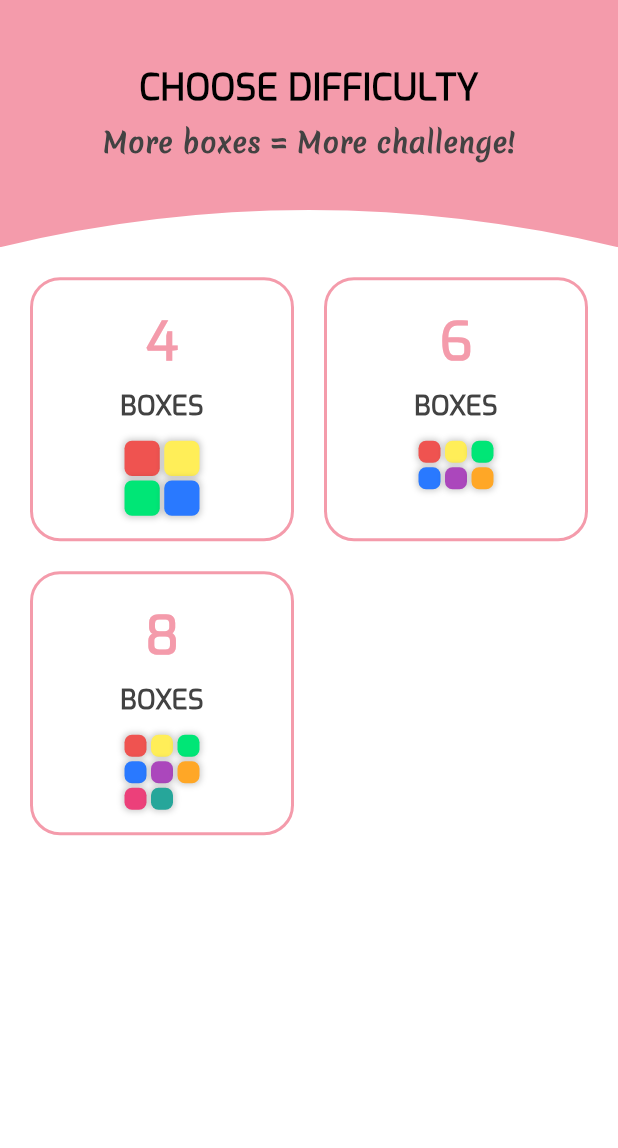
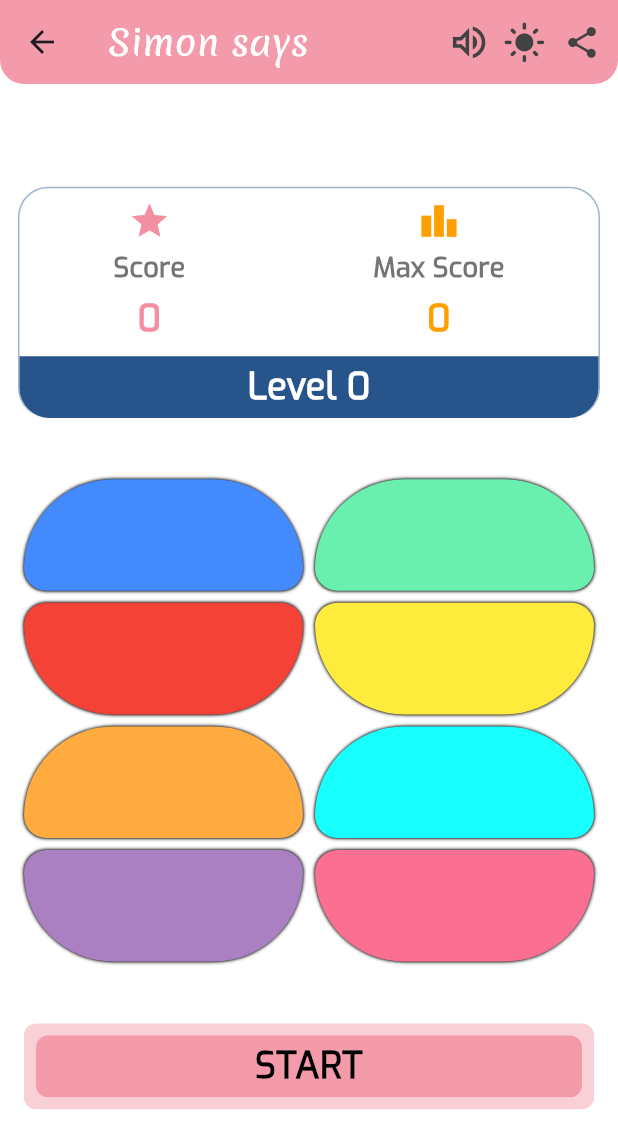
Before and after one commit to rahulkumardev24/simon-says-game-with-flutter, a Flutter app: the screen it shows after launch, after a tap on an icon or button, on a phone screen of 412 x 824 dp. Shown: the top 1148 px of the screen. Run offline on Flutter 3.47's test engine with Material 3 defaults, Android fonts, the phone set to English and light mode, and no system bars; drawn by our look-alikes of flutter_animate, velocity_x; our stand-ins replace audioplayers, lottie, share_plus, shared_preferences.

Commit message:
eight box screen create

```diff
--- /dev/null
+++ b/lib/screen/game_screen/eight_box_screen.dart
@@ -0,0 +1,514 @@
+import 'dart:async';
+import 'dart:math';
+import 'package:audioplayers/audioplayers.dart';
+import 'package:flutter/material.dart';
+import 'package:flutter_animate/flutter_animate.dart';
+import 'package:provider/provider.dart';
+import 'package:shared_preferences/shared_preferences.dart';
+import 'package:simon_say_game/helper/colors.dart';
+import 'package:simon_say_game/helper/my_dialogs.dart';
+import 'package:simon_say_game/utils/custom_text_style.dart';
+
+import '../../provider/them_provider.dart';
+import '../../widgets/score_board_card.dart';
+
+class EightBoxScreen extends StatefulWidget {
+  @override
+  _SimonSaysGameState createState() => _SimonSaysGameState();
+}
+
+class _SimonSaysGameState extends State<EightBoxScreen> {
+  final String playStoreLink =
+      "https://play.google.com/store/apps/details?id=com.appcreatorrahul.simonsay";
+  List<String> gameSeq = [];
+  List<String> userSeq = [];
+  List<String> colors = [
+    "blue",
+    "green",
+    "red",
+    "yellow",
+    "orange",
+    "cyan",
+    "color7",
+    "color8"
+  ];
+  bool started = false;
+  int level = 0;
+  bool userTurn = false;
+
+  bool gameOver = false;
+  int score = 0;
+  int maxScore = 0;
+
+  bool isMute = true;
+  bool isLight = true;
+
+  Map<String, bool> flashMap = {
+    "red": false,
+    "yellow": false,
+    "green": false,
+    "blue": false,
+    "orange": false,
+    "cyan": false,
+    "color7": false,
+    "color8": false
+  };
+
+  /// audio play
+  final AudioPlayer audioPlayer = AudioPlayer();
+
+  @override
+  void initState() {
+    super.initState();
+    loadMaxScore();
+    loadMute();
+  }
+
+  /// -----Game Start function-----------///
+  void startGame() {
+    setState(() {
+      started = true;
+      gameOver = false;
+      level = 0;
+      score = 0;
+      gameSeq.clear();
+      userSeq.clear();
+      userTurn = false;
+    });
+    levelUp();
+  }
+
+  ///-------Level up functions---------------///
+  void levelUp() {
+    setState(() {
+      userSeq.clear();
+      level++;
+      userTurn = false;
+    });
+
+    /// Increase score based on the level
+    if (level == 1) {
+      score += 0;
+    } else if (level <= 3) {
+      score += 2;
+    } else if (level <= 6) {
+      score += 5;
+    } else if (level <= 10) {
+      score += 10;
+    } else {
+      score += 20;
+    }
+
+    /// Check and update the maxScore if needed
+    if (score > maxScore) {
+      maxScore = score;
+    }
+
+    /// call the function to save the max score into shared preference
+    saveMaxScore();
+
+    /// random index generate
+    int randIdx = Random().nextInt(colors.length);
+    String randomColor = colors[randIdx];
+    gameSeq.add(randomColor);
+
+    /// call function flashSequence
+    flashSequence();
+  }
+
+  /// flashSequence function
+  Future<void> flashSequence() async {
+    for (String color in gameSeq) {
+      await Future.delayed(const Duration(milliseconds: 500));
+      setState(() {
+        flashMap[color] = true;
+      });
+      await Future.delayed(const Duration(milliseconds: 500));
+      setState(() {
+        flashMap[color] = false;
+      });
+    }
+    setState(() {
+      userTurn = true;
+    });
+  }
+
+  /// user press functions
+  void userPress(String color) {
+    if (!userTurn) return;
+
+    if (isMute) audioPlayer.play(AssetSource('audio/tap.mp3'));
+
+    setState(() {
+      userSeq.add(color);
+      flashMap[color] = true;
+    });
+
+    Future.delayed(const Duration(milliseconds: 300), () {
+      setState(() {
+        flashMap[color] = false;
+      });
+
+      checkAnswer(userSeq.length - 1);
+    });
+  }
+
+  /// ans check functions
+  void checkAnswer(int idx) {
+    if (userSeq[idx] != gameSeq[idx]) {
+      gameOverSequence();
+      return;
+    }
+
+    if (userSeq.length == gameSeq.length) {
+      setState(() {
+        userTurn = false;
+      });
+      Future.delayed(const Duration(milliseconds: 1000), levelUp);
+    }
+  }
+
+  /// game over functions
+  void gameOverSequence() {
+    if (isMute) audioPlayer.play(AssetSource("audio/over.mp3"));
+    setState(() {
+      gameOver = true;
+      started = false;
+    });
+
+    Future.delayed(const Duration(seconds: 1), () {
+      setState(() {
+        gameSeq.clear();
+        userSeq.clear();
+      });
+    });
+  }
+
+  ///------------------ SHARED PREFERENCES--------------------------///
+
+  /// Load max score from SharedPreferences
+  void loadMaxScore() async {
+    SharedPreferences prefs = await SharedPreferences.getInstance();
+    setState(() {
+      maxScore = prefs.getInt('eightBoxMaxScore') ?? 0;
+    });
+  }
+
+  /// Save max score to SharedPreferences
+  void saveMaxScore() async {
+    SharedPreferences prefs = await SharedPreferences.getInstance();
+    await prefs.setInt('eightBoxMaxScore', maxScore);
+  }
+
+  /// -------------- Mute and unMute functions ------------------- ///
+  void saveMute() async {
+    SharedPreferences preferences = await SharedPreferences.getInstance();
+    await preferences.setBool("checkMute", isMute);
+  }
+
+  void loadMute() async {
+    SharedPreferences preferences = await SharedPreferences.getInstance();
+    setState(() {
+      isMute = preferences.getBool("checkMute") ?? true;
+    });
+  }
+
+  MediaQueryData? mqData;
+  @override
+  Widget build(BuildContext context) {
+    final themeProvider = Provider.of<ThemeProvider>(context);
+    mqData = MediaQuery.of(context);
+    return Animate(
+      effects: [
+        SlideEffect(
+            duration: 1200.milliseconds,
+            delay: 100.ms,
+            curve: Curves.easeOutExpo)
+      ],
+      child: Scaffold(
+        /// --------------------APPBAR------------------------///
+        appBar: AppBar(
+          /// title
+          title: Text(
+            "Simon says",
+            style: myTextStyle24(context,
+                fontColor: Colors.white, fontFamily: "secondary"),
+          ),
+          backgroundColor: themeProvider.isDark
+              ? const Color(0xff161A1D)
+              : AppColors.lightPrimary,
+          shape: RoundedRectangleBorder(
+              borderRadius: BorderRadius.only(
+                  bottomRight: Radius.circular(16),
+                  bottomLeft: Radius.circular(16))),
+          actions: [
+            /// Volume
+            InkWell(
+                onTap: () {
+                  setState(() {
+                    isMute = !isMute;
+                  });
+                  saveMute();
+                },
+                child: isMute
+                    ? Icon(
+                        Icons.volume_up_outlined,
+                        size: mqData!.size.width * 0.07,
+                        color: themeProvider.isDark
+                            ? AppColors.darkPrimary
+                            : AppColors.lightTextSecondary,
+                      )
+                    : Icon(
+                        Icons.volume_off_rounded,
+                        size: mqData!.size.width * 0.07,
+                        color: themeProvider.isDark
+                            ? AppColors.darkPrimary
+                            : AppColors.lightTextSecondary,
+                      )),
+
+            /// light and dark them
+            Padding(
+              padding: const EdgeInsets.only(left: 8.0),
+              child: Consumer<ThemeProvider>(
+                builder: (context, themeProvider, child) {
+                  return InkWell(
+                    onTap: () {
+                      themeProvider.toggleTheme();
+                    },
+                    child: Icon(
+                      themeProvider.isDark
+                          ? Icons.dark_mode_rounded
+                          : Icons.light_mode_rounded,
+                      size: mqData!.size.width * 0.07,
+                      color: themeProvider.isDark
+                          ? AppColors.darkPrimary
+                          : AppColors.lightTextSecondary,
+                    ),
+                  );
+                },
+              ),
+            ),
+
+            /// Share button
+            IconButton(
+              onPressed: () => MyDialogs.shareApp(context),
+              icon: Icon(
+                Icons.share,
+                size: mqData!.size.width * 0.06,
+                color: themeProvider.isDark
+                    ? AppColors.darkPrimary
+                    : AppColors.lightTextSecondary,
+              ),
+            ),
+          ],
+        ),
+        backgroundColor: themeProvider.isDark
+            ? AppColors.darkBackground
+            : AppColors.lightBackground,
+
+        /// ---- body ---- ///
+        body: Center(
+          child: Column(
+            mainAxisAlignment: MainAxisAlignment.center,
+            crossAxisAlignment: CrossAxisAlignment.center,
+            children: [
+              /// score card
+              ScoreBoardCard(
+                scoreValue: score,
+                maxScore: maxScore,
+                isGameOver: gameOver,
+                level: level,
+              ),
+
+              SizedBox(
+                height: mqData!.size.height * 0.03,
+              ),
+
+              ///---------------BOX------------------///
+              Padding(
+                padding: const EdgeInsets.all(16.0),
+                child: Column(
+                  children: [
+                    /// grid view
+                    GridView.builder(
+                      gridDelegate:
+                          const SliverGridDelegateWithFixedCrossAxisCount(
+                        crossAxisCount: 2,
+                        crossAxisSpacing: 8,
+                        childAspectRatio: 5 / 2,
+                        mainAxisSpacing: 8,
+                      ),
+                      shrinkWrap: true,
+                      physics: const NeverScrollableScrollPhysics(),
+                      itemCount: colors.length,
+                      itemBuilder: (context, index) {
+                        return Animate(effects: [
+                          ScaleEffect(
+                            duration: 500.milliseconds,
+                            delay: (50 * index).ms,
+                            curve: Curves.easeInSine,
+                          ),
+                        ], child: buildButton(colors[index]));
+                      },
+                    ),
+
+                    SizedBox(
+                      height: mqData!.size.height * 0.05,
+                    ),
+
+                    /// start button
+                    GestureDetector(
+                      onTap: started
+                          ? null
+                          : () {
+                              startGame();
+                              if (isMute) {
+                                audioPlayer
+                                    .play(AssetSource('audio/start.mp3'));
+                              }
+                            },
+
+                      /// outer container
+                      child: Container(
+                        decoration: BoxDecoration(
+                            color: started
+                                ? Colors.grey[300]
+                                : AppColors.lightPrimary.withAlpha(120),
+                            borderRadius: BorderRadius.circular(8)),
+
+                        /// inside container
+                        child: Padding(
+                          padding: const EdgeInsets.all(8.0),
+                          child: Container(
+                            width: mqData!.size.width,
+                            height: mqData!.size.height * 0.05,
+                            decoration: BoxDecoration(
+                                color: started
+                                    ? Colors.grey[500]
+                                    : AppColors.darkPrimary,
+                                borderRadius: BorderRadius.circular(8)),
+                            child: Center(
+                              child: Text(
+                                gameOver ? "Restart " : "START",
+                                style: myTextStyle24(context,
+                                    fontColor:
+                                        started ? Colors.black45 : Colors.black,
+                                    fontWeight: FontWeight.w900),
+                                textAlign: TextAlign.center,
+                              ),
+                            ),
+                          ),
+                        ),
+                      ),
+                    ),
+                  ],
+                ),
+              ),
+            ],
+          ),
+        ),
+      ),
+    );
+  }
+
+  /// -------------------- WIDGETS-----------------------///
+
+  Widget buildButton(String color) {
+    Color btnColor;
+    BorderRadiusGeometry borderRadius;
+    switch (color) {
+      case "red":
+        btnColor = Colors.red;
+        borderRadius = const BorderRadius.only(
+            topLeft: Radius.circular(20),
+            bottomLeft: Radius.circular(80),
+            bottomRight: Radius.circular(80),
+            topRight: Radius.circular(20));
+        break;
+      case "yellow":
+        btnColor = Colors.yellow;
+        borderRadius = const BorderRadius.only(
+            topLeft: Radius.circular(20),
+            bottomLeft: Radius.circular(80),
+            bottomRight: Radius.circular(80),
+            topRight: Radius.circular(20));
+        break;
+      case "green":
+        btnColor = Colors.greenAccent;
+        borderRadius = const BorderRadius.only(
+            topLeft: Radius.circular(80),
+            bottomLeft: Radius.circular(20),
+            bottomRight: Radius.circular(20),
+            topRight: Radius.circular(80));
+        break;
+      case "blue":
+        btnColor = Colors.blueAccent;
+        borderRadius = const BorderRadius.only(
+            topLeft: Radius.circular(80),
+            bottomLeft: Radius.circular(20),
+            bottomRight: Radius.circular(20),
+            topRight: Radius.circular(80));
+        break;
+
+      case "orange":
+        btnColor = Colors.orangeAccent;
+        borderRadius = const BorderRadius.only(
+            topLeft: Radius.circular(80),
+            bottomLeft: Radius.circular(20),
+            bottomRight: Radius.circular(20),
+            topRight: Radius.circular(80));
+        break;
+
+      case "cyan":
+        btnColor = Colors.cyanAccent;
+        borderRadius = const BorderRadius.only(
+            topLeft: Radius.circular(80),
+            bottomLeft: Radius.circular(20),
+            bottomRight: Radius.circular(20),
+            topRight: Radius.circular(80));
+        break;
+
+      case "color7":
+        btnColor = Color(0xffab80c2);
+        borderRadius = const BorderRadius.only(
+            topLeft: Radius.circular(20),
+            bottomLeft: Radius.circular(80),
+            bottomRight: Radius.circular(80),
+            topRight: Radius.circular(20));
+        break;
+
+      case "color8":
+        btnColor = Color(0xfffb6f92);
+        borderRadius = const BorderRadius.only(
+            topLeft: Radius.circular(20),
+            bottomLeft: Radius.circular(80),
+            bottomRight: Radius.circular(80),
+            topRight: Radius.circular(20));
+        break;
+
+      default:
+        btnColor = Colors.white;
+        borderRadius = BorderRadius.circular(10);
+    }
+
+    return GestureDetector(
+      onTap: () {
+        if (started && !gameOver && userTurn) userPress(color);
+      },
+      child: AnimatedContainer(
+        duration: const Duration(milliseconds: 200),
+        decoration: BoxDecoration(
+          color: flashMap[color]! ? Colors.white : btnColor,
+          borderRadius: borderRadius,
+          border: Border.all(width: 2, color: btnColor),
+          boxShadow: [
+            BoxShadow(
+                color: flashMap[color]! ? Colors.white : Colors.black,
+                blurRadius: 1,
+                spreadRadius: 0.5),
+          ],
+        ),
+      ),
+    );
+  }
+}
--- a/lib/screen/game_screen/six_box_screen.dart
+++ b/lib/screen/game_screen/six_box_screen.dart
@@ -178,14 +178,14 @@ class _SimonSaysGameState extends State<SixBoxScreen> {
   void loadMaxScore() async {
     SharedPreferences prefs = await SharedPreferences.getInstance();
     setState(() {
-      maxScore = prefs.getInt('maxScore') ?? 0;
+      maxScore = prefs.getInt('sixBoxMaxScore') ?? 0;
     });
   }
 
   /// Save max score to SharedPreferences
   void saveMaxScore() async {
     SharedPreferences prefs = await SharedPreferences.getInstance();
-    await prefs.setInt('maxScore', maxScore);
+    await prefs.setInt('sixBoxMaxScore', maxScore);
   }
 
   /// -------------- Mute and unMute functions ------------------- ///
--- a/lib/screen/game_selection_screen.dart
+++ b/lib/screen/game_selection_screen.dart
@@ -2,7 +2,9 @@ import 'package:flutter/material.dart';
 import 'package:provider/provider.dart';
 import 'package:flutter_animate/flutter_animate.dart';
 import 'package:simon_say_game/helper/colors.dart';
+import 'package:simon_say_game/screen/game_screen/eight_box_screen.dart';
 import 'package:simon_say_game/screen/game_screen/four_box_screen.dart';
+import 'package:simon_say_game/screen/game_screen/six_box_screen.dart';
 import 'package:simon_say_game/utils/custom_text_style.dart';
 import 'package:simon_say_game/provider/them_provider.dart';
 import 'package:velocity_x/velocity_x.dart';
@@ -68,6 +70,8 @@ class _BoxSelectionScreenState extends State<GameSelectionScreen>
       ),
       backgroundColor:
           isDarkMode ? AppColors.darkBackground : AppColors.lightBackground,
+
+      /// body
       body: AnimatedBuilder(
         animation: _controller,
         builder: (context, child) {
@@ -94,6 +98,8 @@ class _BoxSelectionScreenState extends State<GameSelectionScreen>
       ),
     );
   }
+
+  /// ----------------------  widgets ------------------------------------- ///
 
   Widget _appBar(ThemeProvider themeProvider, Size size) {
     return VxArc(
@@ -154,7 +160,7 @@ class _BoxSelectionScreenState extends State<GameSelectionScreen>
           ],
           child: GestureDetector(
             onTap: () {
-              // Navigate directly if 4 boxes selected
+              /// Navigate according to selection
               if (count == 4) {
                 Navigator.push(
                   context,
@@ -171,6 +177,40 @@ class _BoxSelectionScreenState extends State<GameSelectionScreen>
                     transitionDuration: Duration(milliseconds: 300),
                   ),
                 );
+              } else if (count == 6) {
+                Navigator.push(
+                  context,
+                  PageRouteBuilder(
+                    pageBuilder: (context, animation, secondaryAnimation) =>
+                        SixBoxScreen(),
+                    transitionsBuilder:
+                        (context, animation, secondaryAnimation, child) {
+                      return FadeTransition(
+                        opacity: animation,
+                        child: child,
+                      );
+                    },
+                    transitionDuration: Duration(milliseconds: 300),
+                  ),
+                );
+              }else if(count == 8){
+
+                Navigator.push(
+                  context,
+                  PageRouteBuilder(
+                    pageBuilder: (context, animation, secondaryAnimation) =>
+                        EightBoxScreen(),
+                    transitionsBuilder:
+                        (context, animation, secondaryAnimation, child) {
+                      return FadeTransition(
+                        opacity: animation,
+                        child: child,
+                      );
+                    },
+                    transitionDuration: Duration(milliseconds: 300),
+                  ),
+                );
+
               }
             },
             child: Container(
@@ -238,13 +278,6 @@ class _BoxSelectionScreenState extends State<GameSelectionScreen>
             decoration: BoxDecoration(
               color: _getColorForString(boxColors[boxCount]![index]),
               borderRadius: BorderRadius.circular(5),
-              boxShadow: [
-                BoxShadow(
-                  color: Colors.black.withOpacity(0.2),
-                  blurRadius: 3,
-                  spreadRadius: 1,
-                ),
-              ],
             ),
           ),
         );
```
Also changed, not shown: lib/screen/game_screen/four_box_screen.dart (+6 -84 lines), lib/screen/game_screen/ten_box_screen.dart (added), 4 other files.
